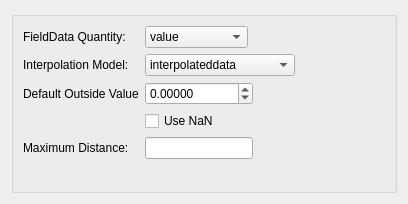
Old version of the form src/Interface/Modules/Fields/MapFieldDataOntoNodes.ui in the repository SCIInstitute/SCIRun.
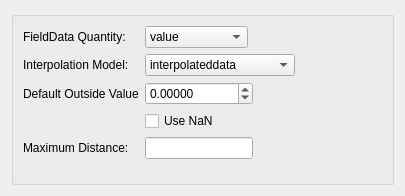
New version of the form.

Commit message: fixed typos and spacing

```diff
--- a/src/Interface/Modules/Fields/MapFieldDataOntoNodes.ui
+++ b/src/Interface/Modules/Fields/MapFieldDataOntoNodes.ui
@@ -6,8 +6,8 @@
    <rect>
     <x>0</x>
     <y>0</y>
-    <width>408</width>
-    <height>204</height>
+    <width>405</width>
+    <height>196</height>
    </rect>
   </property>
   <property name="sizePolicy">
@@ -28,6 +28,12 @@
   <layout class="QVBoxLayout" name="verticalLayout">
    <item>
     <widget class="QGroupBox" name="groupBox">
+     <property name="minimumSize">
+      <size>
+       <width>380</width>
+       <height>170</height>
+      </size>
+     </property>
      <property name="title">
       <string/>
      </property>
```
Left out of the diff: 6 changed lines with no effect on the pictures. The commit also changes 1 other file.
